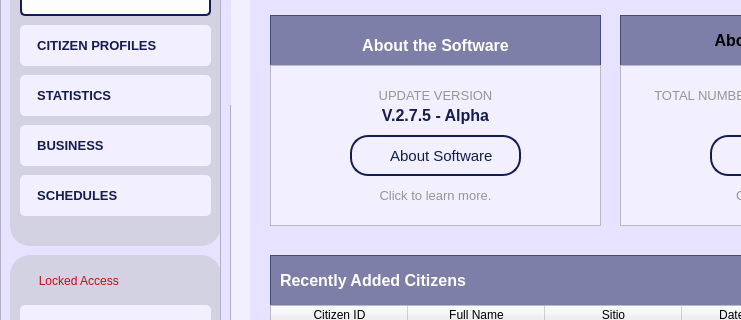
Yohhannn/Barangay-Records-Statistics-System, file UI/MainPages/dashboard.ui: the form before one commit; both pictures show x 0 to 741 and y 235 to 555 of the 1350 by 850 pixel window.
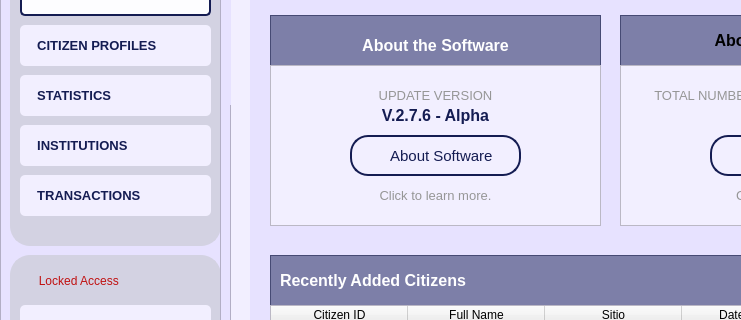
The form after the commit. Icons and pictures are not drawn.

Commit message:
[ Major Update V2.7.6 ] + Renamed Business -> "Institutions" + Renamed Schedules -> "Transactions" + Added 2 New Tabs For Statistics --- Jobs : Statistical Analysis for Jobs --- Groups : Statistical Analysis for Groups
+ Added Few Images
+ Renamed Multiple Code but the inner was not fully changed but the outside does.
-JP

Patch:
```diff
--- a/UI/MainPages/dashboard.ui
+++ b/UI/MainPages/dashboard.ui
@@ -253,7 +253,7 @@
 }</string>
      </property>
      <property name="text">
-      <string>  SCHEDULES</string>
+      <string>  TRANSACTIONS</string>
      </property>
      <property name="icon">
       <iconset>
@@ -301,7 +301,7 @@
 }</string>
      </property>
      <property name="text">
-      <string>  BUSINESS</string>
+      <string>  INSTITUTIONS</string>
      </property>
      <property name="icon">
       <iconset>
@@ -1573,7 +1573,7 @@
 }</string>
      </property>
      <property name="text">
-      <string>V.2.7.5 - Alpha</string>
+      <string>V.2.7.6 - Alpha</string>
      </property>
      <property name="alignment">
       <set>Qt::AlignmentFlag::AlignCenter</set>
```
The commit also changes 12 other files.
